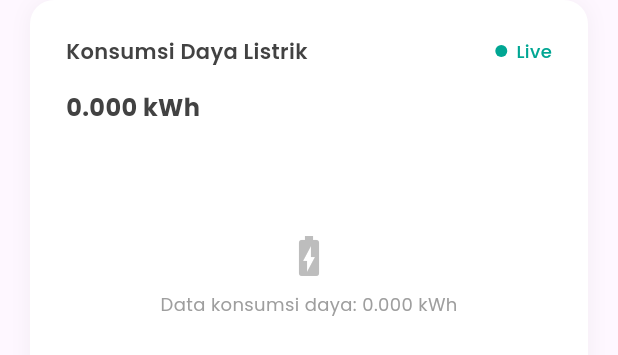
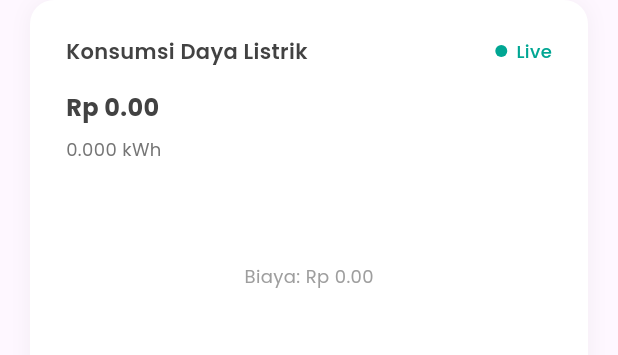
Before and after one commit to CLINTON1233/Smart_Switch-PBL-IN2024-User-, a Flutter app: the PowerConsumptionCard widget shown alone on an empty page, opened directly, on a phone screen of 412 x 824 dp. Shown: the top 355 px of the screen. Run offline on Flutter 3.47's test engine with Material 3 defaults, Android fonts, the phone set to English and light mode, and no system bars; our stand-ins replace cloud_firestore, firebase_auth, firebase_core, firebase_database, geocoding, geolocator and 1 more; accounts and stored records are empty.

Commit message:
Finish Smart Switch

```diff
--- a/lib/widgets/power_consumption_card.dart
+++ b/lib/widgets/power_consumption_card.dart
@@ -10,14 +10,15 @@ class PowerConsumptionCard extends StatelessWidget {
   @override
   Widget build(BuildContext context) {
     final FirebaseService _firebaseService = FirebaseService();
+    const double tariffPerKWh = 1358.82; // Tarif per kWh dalam Rupiah
 
     return StreamBuilder<SensorData>(
       stream: _firebaseService.getSensorDataStream(),
       builder: (context, snapshot) {
         if (snapshot.connectionState == ConnectionState.waiting) {
           return Container(
-            margin: EdgeInsets.symmetric(horizontal: 20),
-            padding: EdgeInsets.all(24),
+            margin: const EdgeInsets.symmetric(horizontal: 20),
+            padding: const EdgeInsets.all(24),
             decoration: BoxDecoration(
               color: Colors.white,
               borderRadius: BorderRadius.circular(16),
@@ -26,20 +27,21 @@ class PowerConsumptionCard extends StatelessWidget {
                   color: Colors.grey.withOpacity(0.1),
                   spreadRadius: 1,
                   blurRadius: 10,
-                  offset: Offset(0, 2),
+                  offset: const Offset(0, 2),
                 ),
               ],
             ),
-            child: Column(
+            child: const Column(
               mainAxisAlignment: MainAxisAlignment.center,
               children: [
-                Icon(Icons.sensors, color: Colors.grey[400], size: 32),
+                Icon(Icons.sensors, color: Colors.grey, size: 32),
                 SizedBox(height: 8),
                 Text(
                   'Memuat data sensor...',
-                  style: GoogleFonts.poppins(
+                  style: TextStyle(
+                    fontFamily: 'Poppins',
                     fontSize: 12,
-                    color: Colors.grey[500],
+                    color: Colors.grey,
                   ),
                 ),
               ],
@@ -49,8 +51,8 @@ class PowerConsumptionCard extends StatelessWidget {
 
         if (snapshot.hasError) {
           return Container(
-            margin: EdgeInsets.symmetric(horizontal: 20),
-            padding: EdgeInsets.all(24),
+            margin: const EdgeInsets.symmetric(horizontal: 20),
+            padding: const EdgeInsets.all(24),
             decoration: BoxDecoration(
               color: Colors.white,
               borderRadius: BorderRadius.circular(16),
@@ -59,18 +61,22 @@ class PowerConsumptionCard extends StatelessWidget {
                   color: Colors.grey.withOpacity(0.1),
                   spreadRadius: 1,
                   blurRadius: 10,
-                  offset: Offset(0, 2),
+                  offset: const Offset(0, 2),
                 ),
               ],
             ),
-            child: Column(
+            child: const Column(
               mainAxisAlignment: MainAxisAlignment.center,
               children: [
                 Icon(Icons.error, color: Colors.red, size: 32),
                 SizedBox(height: 8),
                 Text(
                   'Error memuat data sensor',
-                  style: GoogleFonts.poppins(fontSize: 12, color: Colors.red),
+                  style: TextStyle(
+                    fontFamily: 'Poppins',
+                    fontSize: 12,
+                    color: Colors.red,
+                  ),
                 ),
               ],
             ),
@@ -78,10 +84,12 @@ class PowerConsumptionCard extends StatelessWidget {
         }
 
         final sensorData = snapshot.data;
+        final energy = sensorData?.energy ?? 0.0;
+        final cost = energy * tariffPerKWh; // Menghitung biaya
 
         return Container(
-          margin: EdgeInsets.symmetric(horizontal: 20),
-          padding: EdgeInsets.all(24),
+          margin: const EdgeInsets.symmetric(horizontal: 20),
+          padding: const EdgeInsets.all(24),
           decoration: BoxDecoration(
             color: Colors.white,
             borderRadius: BorderRadius.circular(16),
@@ -90,7 +98,7 @@ class PowerConsumptionCard extends StatelessWidget {
                 color: Colors.grey.withOpacity(0.1),
                 spreadRadius: 1,
                 blurRadius: 10,
-                offset: Offset(0, 2),
+                offset: const Offset(0, 2),
               ),
             ],
           ),
@@ -113,12 +121,12 @@ class PowerConsumptionCard extends StatelessWidget {
                       Container(
                         width: 8,
                         height: 8,
-                        decoration: BoxDecoration(
+                        decoration: const BoxDecoration(
                           color: Color(0xFF00A693),
                           shape: BoxShape.circle,
                         ),
                       ),
-                      SizedBox(width: 6),
+                      const SizedBox(width: 6),
                       Text(
                         'Live',
                         style: GoogleFonts.poppins(
@@ -131,36 +139,33 @@ class PowerConsumptionCard extends StatelessWidget {
                   ),
                 ],
               ),
-              SizedBox(height: 16),
+              const SizedBox(height: 16),
               Text(
-                '${sensorData?.energy.toStringAsFixed(3) ?? '0.000'} kWh',
+                'Rp ${cost.toStringAsFixed(2)}', // Menampilkan biaya dalam Rupiah
                 style: GoogleFonts.poppins(
                   fontSize: 16,
                   fontWeight: FontWeight.bold,
                   color: Colors.grey[800],
                 ),
               ),
-              SizedBox(height: 40),
-              Container(
+              const SizedBox(height: 8),
+              Text(
+                '${energy.toStringAsFixed(3)} kWh', // Tetap menampilkan energi dalam kWh
+                style: GoogleFonts.poppins(
+                  fontSize: 12,
+                  color: Colors.grey[600],
+                ),
+              ),
+              const SizedBox(height: 16),
+              SizedBox(
                 height: 120,
                 child: Center(
-                  child: Column(
-                    mainAxisAlignment: MainAxisAlignment.center,
-                    children: [
-                      Icon(
-                        Icons.battery_charging_full,
-                        color: Colors.grey[400],
-                        size: 32,
-                      ),
-                      SizedBox(height: 8),
-                      Text(
-                        'Data konsumsi daya: ${sensorData?.energy.toStringAsFixed(3) ?? '0.000'} kWh',
-                        style: GoogleFonts.poppins(
-                          fontSize: 12,
-                          color: Colors.grey[500],
-                        ),
-                      ),
-                    ],
+                  child: Text(
+                    'Biaya: Rp ${cost.toStringAsFixed(2)}', // Teks sementara untuk grafik
+                    style: GoogleFonts.poppins(
+                      fontSize: 12,
+                      color: Colors.grey[500],
+                    ),
                   ),
                 ),
               ),
```
